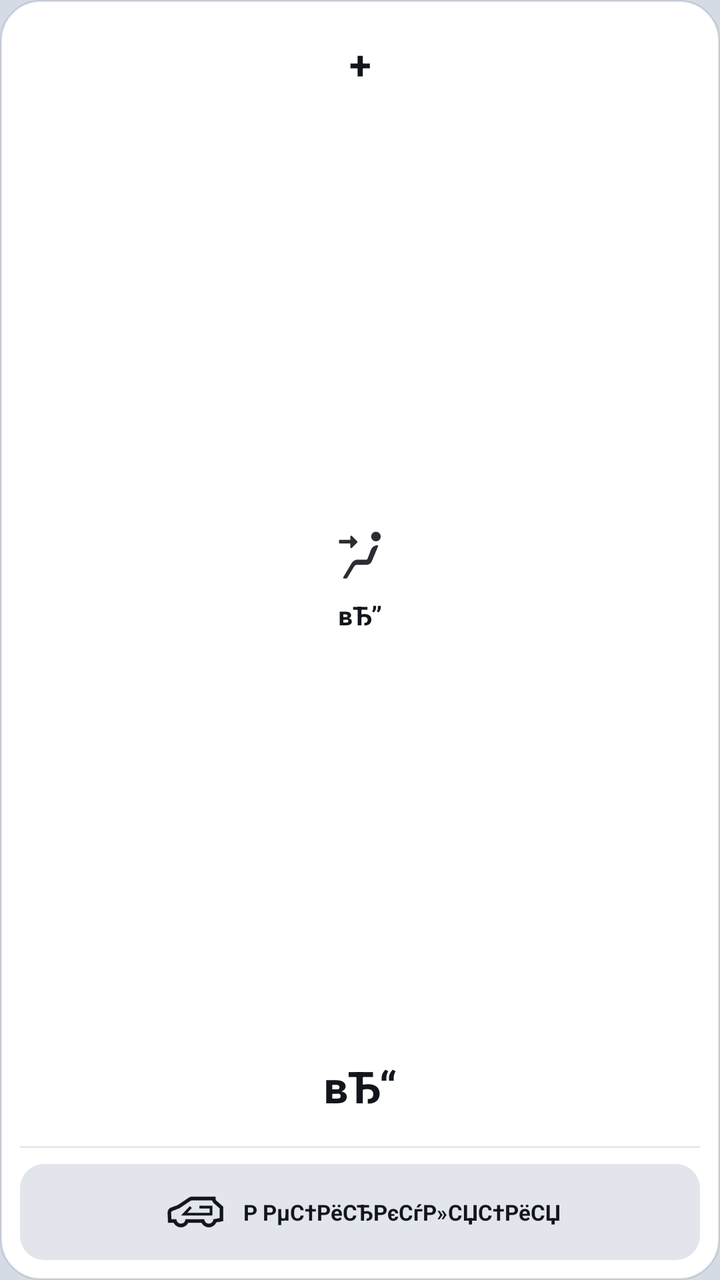
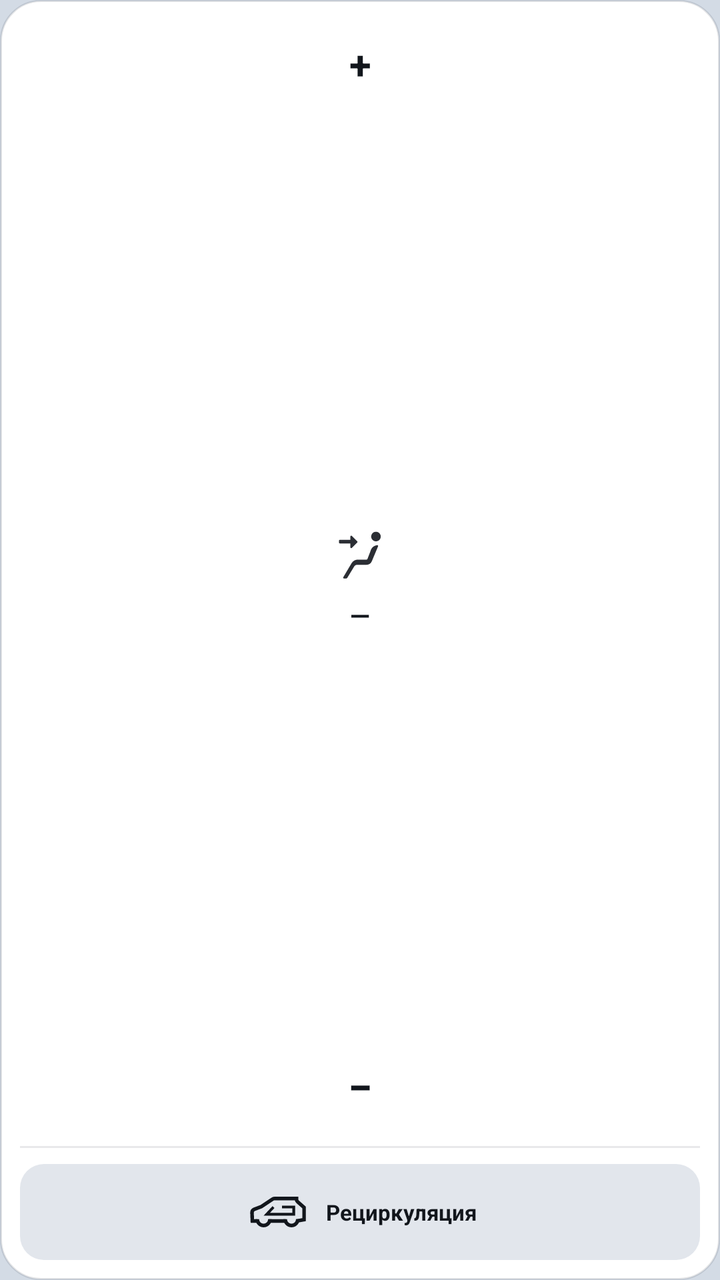

An Android layout rendered at two revisions. The XML below is the earlier revision; the diff shows what the commit changed to produce the second picture.
<!-- AndroidManifest.xml: application theme Theme.EX2ToolsIV -->
<!-- res/layout/widget_hvac_direction_vertical.xml -->
<?xml version="1.0" encoding="utf-8"?>
<FrameLayout
    android:id="@+id/widget_root" xmlns:android="http://schemas.android.com/apk/res/android"
    android:layout_width="match_parent"
    android:layout_height="match_parent">
    <TextView
        android:id="@+id/widget_bg_layer"
        android:background="@drawable/widget_card_bg_100"
        android:layout_width="match_parent"
        android:layout_height="match_parent"
        android:text=""/>
    <LinearLayout
        android:gravity="center_horizontal"
        android:orientation="vertical"
        android:padding="10dp"
        android:layout_width="match_parent"
        android:layout_height="match_parent">
        <TextView
            android:textSize="20sp"
            android:textStyle="bold"
            android:textColor="@color/cx_text_primary"
            android:gravity="center"
            android:id="@+id/btn_vent_next"
            android:background="@drawable/btn_circle"
            android:layout_width="44dp"
            android:layout_height="44dp"
            android:text="+"/>
        <LinearLayout
            android:gravity="center"
            android:orientation="vertical"
            android:layout_width="match_parent"
            android:layout_height="0dp"
            android:layout_weight="1">
            <ImageView
                android:id="@+id/img_vent_mode"
                android:layout_width="36dp"
                android:layout_height="36dp"
                android:layout_marginBottom="4dp"
                android:src="@drawable/ic_widget_vent_face"/>
            <TextView
                android:textSize="13sp"
                android:textStyle="bold"
                android:textColor="@color/cx_text_primary"
                android:id="@+id/tv_vent_mode_label"
                android:layout_width="wrap_content"
                android:layout_height="wrap_content"
                android:text="вЂ”"/>
            <TextView
                android:textSize="10sp"
                android:textColor="@color/cx_text_secondary"
                android:id="@+id/tv_vent_mode_footer"
                android:visibility="gone"
                android:layout_width="wrap_content"
                android:layout_height="wrap_content"
                android:layout_marginTop="2dp"
                android:text="РћР±РґСѓРІ"/>
        </LinearLayout>
        <TextView
            android:textSize="22sp"
            android:textStyle="bold"
            android:textColor="@color/cx_text_primary"
            android:gravity="center"
            android:id="@+id/btn_vent_prev"
            android:background="@drawable/btn_circle"
            android:layout_width="44dp"
            android:layout_height="44dp"
            android:text="вЂ“"/>
        <TextView
            android:background="@color/widget_divider"
            android:layout_width="match_parent"
            android:layout_height="1dp"
            android:layout_marginTop="8dp"
            android:layout_marginBottom="8dp"
            android:text=""/>
        <LinearLayout
            android:gravity="center"
            android:orientation="horizontal"
            android:id="@+id/chip_recirc_v"
            android:background="@drawable/widget_chip_idle"
            android:padding="6dp"
            android:layout_width="match_parent"
            android:layout_height="wrap_content">
            <ImageView
                android:layout_width="36dp"
                android:layout_height="36dp"
                android:src="@drawable/ic_widget_recirc"
                android:layout_marginEnd="6dp"/>
            <TextView
                android:textSize="11sp"
                android:textStyle="bold"
                android:textColor="@color/cx_text_primary"
                android:id="@+id/txt_recirc_v"
                android:layout_width="wrap_content"
                android:layout_height="wrap_content"
                android:text="Р РµС†РёСЂРєСѓР»СЏС†РёСЏ"/>
        </LinearLayout>
    </LinearLayout>
</FrameLayout>
<!-- resources referenced by this layout -->
<resources>
  <color name="cx_text_primary">#12161C</color>
  <color name="cx_text_secondary">#525A66</color>
  <color name="widget_divider">#1A1E2530</color>
  <!-- drawable ic_widget_recirc (drawable) -->
  <?xml version="1.0" encoding="utf-8"?>
  <vector xmlns:android="http://schemas.android.com/apk/res/android"
      android:height="24dp"
      android:width="24dp"
      android:viewportWidth="80"
      android:viewportHeight="80">
      <path
          android:fillColor="#00000000"
          android:pathData="M44.5,34.5H57.5V42.5H27.5L35,34.5"
          android:strokeColor="@color/cx_text_primary"
          android:strokeWidth="3"/>
      <path
          android:fillColor="#00000000"
          android:pathData="M17,50H11.5L11.12,40.879C11.048,39.159 12.084,37.587 13.693,36.974L21.08,34.16C21.359,34.054 21.626,33.916 21.874,33.75L33.992,25.672C34.649,25.234 35.421,25 36.211,25H60.5V25.695C60.5,26.843 60.993,27.935 61.854,28.694L69,35V48.5L60.5,50M29.5,50H48.5"
          android:strokeColor="@color/cx_text_primary"
          android:strokeWidth="4"/>
      <path
          android:fillColor="#00000000"
          android:pathData="M31,48C31,51.866 27.866,55 24,55C20.134,55 17,51.866 17,48"
          android:strokeColor="@color/cx_text_primary"
          android:strokeWidth="4"/>
      <path
          android:fillColor="#00000000"
          android:pathData="M62,48C62,51.866 58.866,55 55,55C51.134,55 48,51.866 48,48"
          android:strokeColor="@color/cx_text_primary"
          android:strokeWidth="4"/>
  </vector>
  <!-- drawable ic_widget_vent_face (drawable) -->
  <?xml version="1.0" encoding="utf-8"?>
  <vector xmlns:android="http://schemas.android.com/apk/res/android"
      android:height="24dp"
      android:width="24dp"
      android:viewportWidth="80"
      android:viewportHeight="80">
      <path
          android:fillColor="@color/cx_text_primary"
          android:pathData="M57.736,16.025C54.801,16.025 52.421,18.405 52.421,21.34C52.421,24.276 54.801,26.656 57.736,26.656C60.672,26.656 63.052,24.276 63.052,21.34C63.052,18.405 60.672,16.025 57.736,16.025Z"
          android:fillAlpha="0.9"/>
      <path
          android:fillColor="@color/cx_text_primary"
          android:pathData="M29.299,21.414C29.299,20.523 30.376,20.077 31.006,20.707L36.91,26.612C37.301,27.002 37.301,27.635 36.91,28.026L31.006,33.93C30.376,34.56 29.299,34.114 29.299,33.223V29H17.617C17.065,29 16.617,28.552 16.617,28V26C16.617,25.448 17.065,25 17.617,25H29.299V21.414Z"
          android:fillAlpha="0.9"/>
      <path
          android:fillColor="@color/cx_text_primary"
          android:pathData="M22.299,68H24.273C24.971,68 25.619,67.636 25.982,67.039L33.534,54.624C34.26,53.431 35.555,52.703 36.952,52.703H47.502C49.918,52.703 52.099,51.253 53.034,49.025L60.079,32.242C60.355,31.585 59.831,30.872 59.122,30.94C55.717,31.265 52.842,33.605 51.831,36.873L51.49,37.975L48.248,46.339C48.098,46.724 47.728,46.978 47.315,46.978H37.559C34.733,46.978 32.117,48.468 30.676,50.9L21.439,66.49C21.044,67.157 21.524,68 22.299,68Z"
          android:fillAlpha="0.9"/>
  </vector>
  <!-- drawable widget_chip_idle (drawable) -->
  <?xml version="1.0" encoding="utf-8"?>
  <shape xmlns:android="http://schemas.android.com/apk/res/android" android:shape="rectangle">
      <solid android:color="@color/cx_surface_alt"/>
      <corners android:radius="12dp"/>
  </shape>
  <color name="flyme_fill_a1_3">#99FFFFFF</color>
  <color name="flyme_fill_a1_2">#D9FFFFFF</color>
  <color name="widget_bg_alpha_100">#FFFFFFFF</color>
  <color name="widget_card_stroke">#1F1E2530</color>
  <color name="cx_surface_alt">#E2E6EC</color>
  <color name="flyme_blue">#1368FB</color>
  <color name="flyme_white">#FFFFFF</color>
  <color name="flyme_fill_a1_1">#F2FFFFFF</color>
  <color name="flyme_label_level1">#E5000000</color>
  <color name="flyme_label_level2">#99000000</color>
  <color name="transparent">#00000000</color>
  <color name="flyme_red">#D21E30</color>
  <color name="flyme_window_background">#D3DBE5</color>
  <!-- unchanged entries left out for length: 3 -->
</resources>

<!-- the commit's change to res/layout/widget_hvac_direction_vertical.xml (unified diff, before → after) -->
@@ -36,7 +36,8 @@
                 android:layout_width="36dp"
                 android:layout_height="36dp"
                 android:layout_marginBottom="4dp"
-                android:src="@drawable/ic_widget_vent_face"/>
+                android:src="@drawable/ic_climate_vent_face"
+                android:tint="@color/cx_text_primary" />
             <TextView
                 android:textSize="13sp"
                 android:textStyle="bold"
@@ -44,7 +45,7 @@
                 android:id="@+id/tv_vent_mode_label"
                 android:layout_width="wrap_content"
                 android:layout_height="wrap_content"
-                android:text="вЂ”"/>
+                android:text="—"/>
             <TextView
                 android:textSize="10sp"
                 android:textColor="@color/cx_text_secondary"
@@ -53,7 +54,7 @@
                 android:layout_width="wrap_content"
                 android:layout_height="wrap_content"
                 android:layout_marginTop="2dp"
-                android:text="РћР±РґСѓРІ"/>
+                android:text="Обдув"/>
         </LinearLayout>
         <TextView
             android:textSize="22sp"
@@ -64,7 +65,7 @@
             android:background="@drawable/btn_circle"
             android:layout_width="44dp"
             android:layout_height="44dp"
-            android:text="вЂ“"/>
+            android:text="−"/>
         <TextView
             android:background="@color/widget_divider"
             android:layout_width="match_parent"
@@ -83,7 +84,8 @@
             <ImageView
                 android:layout_width="36dp"
                 android:layout_height="36dp"
-                android:src="@drawable/ic_widget_recirc"
+                android:src="@drawable/ic_climate_recirc"
+                android:tint="@color/cx_text_primary"
                 android:layout_marginEnd="6dp"/>
             <TextView
                 android:textSize="11sp"
@@ -92,7 +94,7 @@
                 android:id="@+id/txt_recirc_v"
                 android:layout_width="wrap_content"
                 android:layout_height="wrap_content"
-                android:text="Р РµС†РёСЂРєСѓР»СЏС†РёСЏ"/>
+                android:text="Рециркуляция"/>
         </LinearLayout>
     </LinearLayout>
 </FrameLayout>
<!-- resource entries referenced after the edit -->
@@ -3,53 +3,62 @@
   <color name="cx_text_primary">#12161C</color>
   <color name="cx_text_secondary">#525A66</color>
   <color name="widget_divider">#1A1E2530</color>
-  <!-- drawable ic_widget_recirc (drawable) -->
-  <?xml version="1.0" encoding="utf-8"?>
-  <vector xmlns:android="http://schemas.android.com/apk/res/android"
-      android:height="24dp"
-      android:width="24dp"
+  <!-- drawable ic_climate_recirc (drawable) -->
+  ﻿<?xml version="1.0" encoding="utf-8"?>
+  <vector
+      xmlns:android="http://schemas.android.com/apk/res/android"
+      android:height="80dp"
+      android:width="80dp"
       android:viewportWidth="80"
       android:viewportHeight="80">
+  
       <path
           android:fillColor="#00000000"
           android:pathData="M44.5,34.5H57.5V42.5H27.5L35,34.5"
-          android:strokeColor="@color/cx_text_primary"
-          android:strokeWidth="3"/>
+          android:strokeColor="#000000"
+          android:strokeWidth="3" />
+  
       <path
           android:fillColor="#00000000"
           android:pathData="M17,50H11.5L11.12,40.879C11.048,39.159 12.084,37.587 13.693,36.974L21.08,34.16C21.359,34.054 21.626,33.916 21.874,33.75L33.992,25.672C34.649,25.234 35.421,25 36.211,25H60.5V25.695C60.5,26.843 60.993,27.935 61.854,28.694L69,35V48.5L60.5,50M29.5,50H48.5"
-          android:strokeColor="@color/cx_text_primary"
-          android:strokeWidth="4"/>
+          android:strokeColor="#000000"
+          android:strokeWidth="4" />
+  
       <path
           android:fillColor="#00000000"
           android:pathData="M31,48C31,51.866 27.866,55 24,55C20.134,55 17,51.866 17,48"
-          android:strokeColor="@color/cx_text_primary"
-          android:strokeWidth="4"/>
+          android:strokeColor="#000000"
+          android:strokeWidth="4" />
+  
       <path
           android:fillColor="#00000000"
           android:pathData="M62,48C62,51.866 58.866,55 55,55C51.134,55 48,51.866 48,48"
-          android:strokeColor="@color/cx_text_primary"
-          android:strokeWidth="4"/>
+          android:strokeColor="#000000"
+          android:strokeWidth="4" />
   </vector>
-  <!-- drawable ic_widget_vent_face (drawable) -->
+  <!-- drawable ic_climate_vent_face (drawable) -->
   <?xml version="1.0" encoding="utf-8"?>
-  <vector xmlns:android="http://schemas.android.com/apk/res/android"
-      android:height="24dp"
-      android:width="24dp"
+  <vector
+      xmlns:android="http://schemas.android.com/apk/res/android"
+      android:height="80dp"
+      android:width="80dp"
       android:viewportWidth="80"
       android:viewportHeight="80">
+  
       <path
-          android:fillColor="@color/cx_text_primary"
+          android:fillColor="#000000"
           android:pathData="M57.736,16.025C54.801,16.025 52.421,18.405 52.421,21.34C52.421,24.276 54.801,26.656 57.736,26.656C60.672,26.656 63.052,24.276 63.052,21.34C63.052,18.405 60.672,16.025 57.736,16.025Z"
-          android:fillAlpha="0.9"/>
+          android:fillAlpha="0.9" />
+  
       <path
-          android:fillColor="@color/cx_text_primary"
+          android:fillColor="#000000"
           android:pathData="M29.299,21.414C29.299,20.523 30.376,20.077 31.006,20.707L36.91,26.612C37.301,27.002 37.301,27.635 36.91,28.026L31.006,33.93C30.376,34.56 29.299,34.114 29.299,33.223V29H17.617C17.065,29 16.617,28.552 16.617,28V26C16.617,25.448 17.065,25 17.617,25H29.299V21.414Z"
-          android:fillAlpha="0.9"/>
+          android:fillAlpha="0.9" />
+  
       <path
-          android:fillColor="@color/cx_text_primary"
+          android:fillColor="#000000"
           android:pathData="M22.299,68H24.273C24.971,68 25.619,67.636 25.982,67.039L33.534,54.624C34.26,53.431 35.555,52.703 36.952,52.703H47.502C49.918,52.703 52.099,51.253 53.034,49.025L60.079,32.242C60.355,31.585 59.831,30.872 59.122,30.94C55.717,31.265 52.842,33.605 51.831,36.873L51.49,37.975L48.248,46.339C48.098,46.724 47.728,46.978 47.315,46.978H37.559C34.733,46.978 32.117,48.468 30.676,50.9L21.439,66.49C21.044,67.157 21.524,68 22.299,68Z"
-          android:fillAlpha="0.9"/>
+          android:fillAlpha="0.9" />
   </vector>
   <!-- drawable widget_chip_idle (drawable) -->
   <?xml version="1.0" encoding="utf-8"?>
